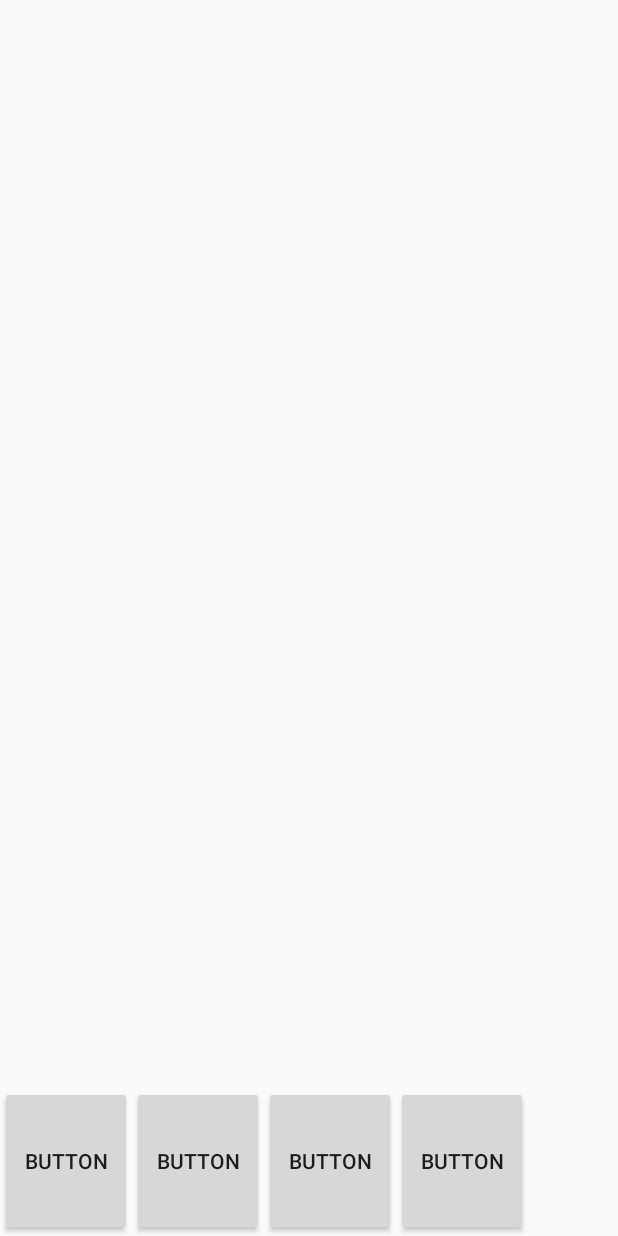
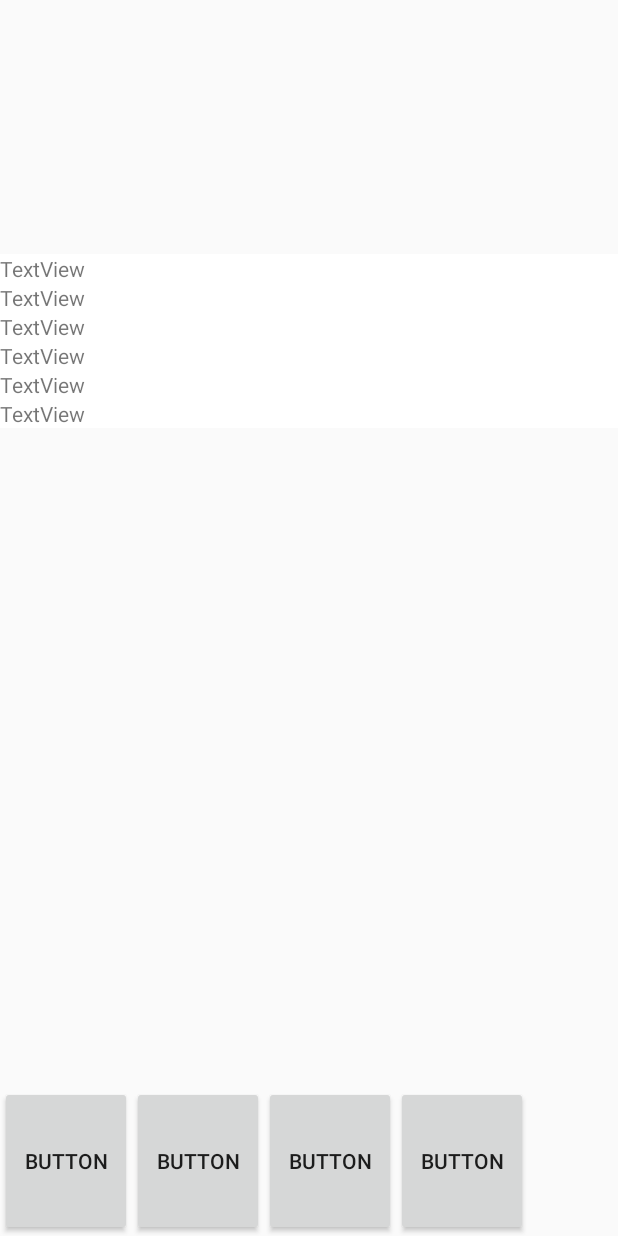
Before and after one commit to minsujangk/Easy-Shot, an Android app: the layout activity_on_captured.xml on its own in the app's theme, with its tools: preview values and no code run, on a phone screen of 412 x 824 dp. Run offline under Robolectric (Android 15) with nearby library versions, the phone set to English and light mode, and no system bars.

```diff
--- a/app/src/main/java/doortodoor/easyshot/over5/MediaProjectionService.java
+++ b/app/src/main/java/doortodoor/easyshot/over_lollipop/MediaProjectionService.java
@@ -1,4 +1,4 @@
-package doortodoor.easyshot.over5;
+package doortodoor.easyshot.over_lollipop;
 
 import android.annotation.TargetApi;
 import android.app.Activity;
--- a/app/src/main/java/doortodoor/easyshot/over5/AssistService.java
+++ b/app/src/main/java/doortodoor/easyshot/over_lollipop/assistant/AssistService.java
@@ -1,4 +1,4 @@
-package doortodoor.easyshot.over5;
+package doortodoor.easyshot.over_lollipop.assistant;
 
 import android.annotation.TargetApi;
 import android.os.Build;
--- a/app/src/main/java/doortodoor/easyshot/over5/AssistSessionService.java
+++ b/app/src/main/java/doortodoor/easyshot/over_lollipop/assistant/AssistSessionService.java
@@ -1,4 +1,4 @@
-package doortodoor.easyshot.over5;
+package doortodoor.easyshot.over_lollipop.assistant;
 
 import android.annotation.TargetApi;
 import android.os.Build;
--- a/app/src/main/java/doortodoor/easyshot/over5/mediaprojection/ScreenshotService.java
+++ b/app/src/main/java/doortodoor/easyshot/over_lollipop/mediaprojection/ScreenshotService.java
@@ -1,4 +1,4 @@
-package doortodoor.easyshot.over5.mediaprojection;
+package doortodoor.easyshot.over_lollipop.mediaprojection;
 
 import android.annotation.TargetApi;
 import android.app.Activity;
--- a/app/src/main/java/doortodoor/easyshot/under5/OnCapturedActivity.java
+++ b/app/src/main/java/doortodoor/easyshot/under_lollipop/OnCapturedActivity.java
@@ -1,4 +1,4 @@
-package doortodoor.easyshot.under5;
+package doortodoor.easyshot.under_lollipop;
 
 import android.graphics.Bitmap;
 import android.graphics.Canvas;
--- a/app/src/main/res/layout/activity_on_captured.xml
+++ b/app/src/main/res/layout/activity_on_captured.xml
@@ -4,7 +4,7 @@
     android:id="@+id/activity_on_captured"
     android:layout_width="match_parent"
     android:layout_height="match_parent"
-    tools:context="doortodoor.easyshot.under5.OnCapturedActivity">
+    tools:context="doortodoor.easyshot.under_lollipop.OnCapturedActivity">
 
     <LinearLayout
         android:layout_width="match_parent"
@@ -39,4 +39,77 @@
             android:text="Button" />
     </LinearLayout>
 
+    <TextView
+        android:id="@+id/textView"
+        android:layout_width="wrap_content"
+        android:layout_height="wrap_content"
+        android:layout_alignParentEnd="true"
+        android:layout_alignParentLeft="true"
+        android:layout_alignParentRight="true"
+        android:layout_alignParentStart="true"
+        android:layout_alignParentTop="true"
+        android:layout_marginTop="169dp"
+        android:background="@android:color/background_light"
+        android:text="TextView" />
+
+    <TextView
+        android:id="@+id/textView2"
+        android:layout_width="wrap_content"
+        android:layout_height="wrap_content"
+        android:layout_alignParentEnd="true"
+        android:layout_alignParentLeft="true"
+        android:layout_alignParentRight="true"
+        android:layout_alignParentStart="true"
+        android:layout_below="@+id/textView"
+        android:background="@android:color/background_light"
+        android:text="TextView" />
+
+    <TextView
+        android:id="@+id/textView3"
+        android:layout_width="wrap_content"
+        android:layout_height="wrap_content"
+        android:layout_alignParentEnd="true"
+        android:layout_alignParentLeft="true"
+        android:layout_alignParentRight="true"
+        android:layout_alignParentStart="true"
+        android:layout_below="@+id/textView2"
+        android:background="@android:color/background_light"
+        android:text="TextView" />
+
+    <TextView
+        android:id="@+id/textView4"
+        android:layout_width="wrap_content"
+        android:layout_height="wrap_content"
+        android:layout_alignParentEnd="true"
+        android:layout_alignParentLeft="true"
+        android:layout_alignParentRight="true"
+        android:layout_alignParentStart="true"
+        android:layout_below="@+id/textView3"
+        android:background="@android:color/background_light"
+        android:text="TextView" />
+
+    <TextView
+        android:id="@+id/textView5"
+        android:layout_width="wrap_content"
+        android:layout_height="wrap_content"
+        android:layout_alignParentEnd="true"
+        android:layout_alignParentLeft="true"
+        android:layout_alignParentRight="true"
+        android:layout_alignParentStart="true"
+        android:layout_below="@+id/textView4"
+        android:background="@android:color/background_light"
+        android:text="TextView" />
+
+    <TextView
+        android:id="@+id/textView6"
+        android:layout_width="wrap_content"
+        android:layout_height="wrap_content"
+        android:layout_alignParentEnd="true"
+        android:layout_alignParentLeft="true"
+        android:layout_alignParentRight="true"
+        android:layout_alignParentStart="true"
+        android:layout_below="@+id/textView5"
+        android:background="@android:color/background_light"
+        android:text="TextView" />
+
 </RelativeLayout>
--- a/app/src/main/res/xml/assist_metadata.xml
+++ b/app/src/main/res/xml/assist_metadata.xml
@@ -1,5 +1,5 @@
 <?xml version="1.0" encoding="utf-8"?>
 <voice-interaction-service xmlns:android="http://schemas.android.com/apk/res/android"
-    android:recognitionService="doortodoor.easyshot.AssistService"
-    android:sessionService="doortodoor.easyshot.AssistSessionService"
+    android:recognitionService="doortodoor.easyshot.over_lollipop.assistant.AssistService"
+    android:sessionService="doortodoor.easyshot.over_lollipop.assistant.AssistSessionService"
     android:supportsAssist="true" />
```
Also changed, not shown: app/src/main/AndroidManifest.xml (+13 -9 lines), app/src/main/java/doortodoor/easyshot/MainActivity.java (+47 -2 lines), app/src/main/java/doortodoor/easyshot/over5/AssistSession.java (deleted, +0 -98 lines), app/src/main/java/doortodoor/easyshot/over_lollipop/assistant/AssistSession.java (added, +151 -0 lines).
